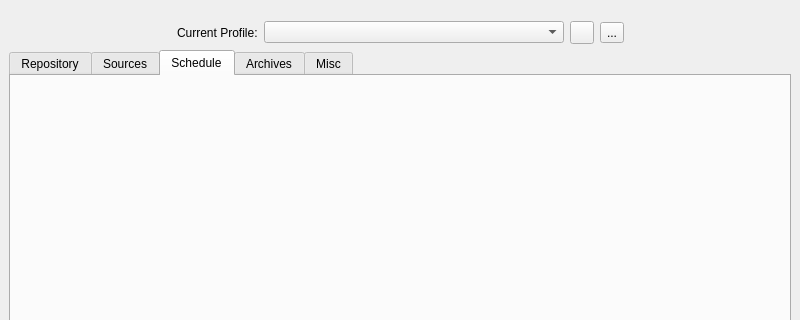
First picture: the form in src/vorta/assets/UI/mainwindow.ui, repository borgbase/vorta, before the edit; both pictures show x 0 to 800 and y 0 to 320 of the 800 by 600 pixel window.
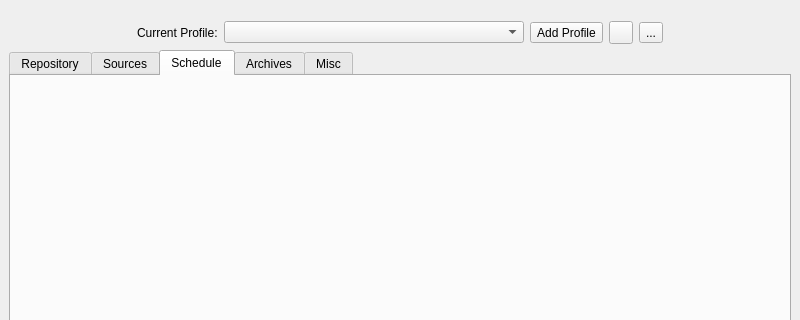
Second picture: the form after the edit. The open tabs and pages were chosen to show the change. Icons and pictures are not drawn.

Commit message:
Implement add profile button (#158) (#179)
Currently the add profile action is inside of the profile dropdown list
as `+ Add profile` while edit and delete have their own buttons. This
commit moves the add profile action out of the dropdown into its own
button for UI consistency.

Diff of the .ui file:
```diff
--- a/src/vorta/assets/UI/mainwindow.ui
+++ b/src/vorta/assets/UI/mainwindow.ui
@@ -62,6 +62,23 @@
         </property>
        </widget>
       </item>
+      <item>
+       <widget class="QToolButton" name="profileAddButton">
+        <property name="text">
+         <string>Add Profile</string>
+        </property>
+        <property name="icon">
+         <iconset>
+          <normaloff>:/icons/plus.svg</normaloff>:/icons/plus.svg</iconset>
+        </property>
+        <property name="iconSize">
+         <size>
+          <width>16</width>
+          <height>16</height>
+         </size>
+        </property>
+       </widget>
+      </item>
       <item>
        <widget class="QToolButton" name="profileRenameButton">
         <property name="toolTip">
```
Left out of the diff: 6 changed lines with no effect on the pictures. The commit also changes 7 other files.
